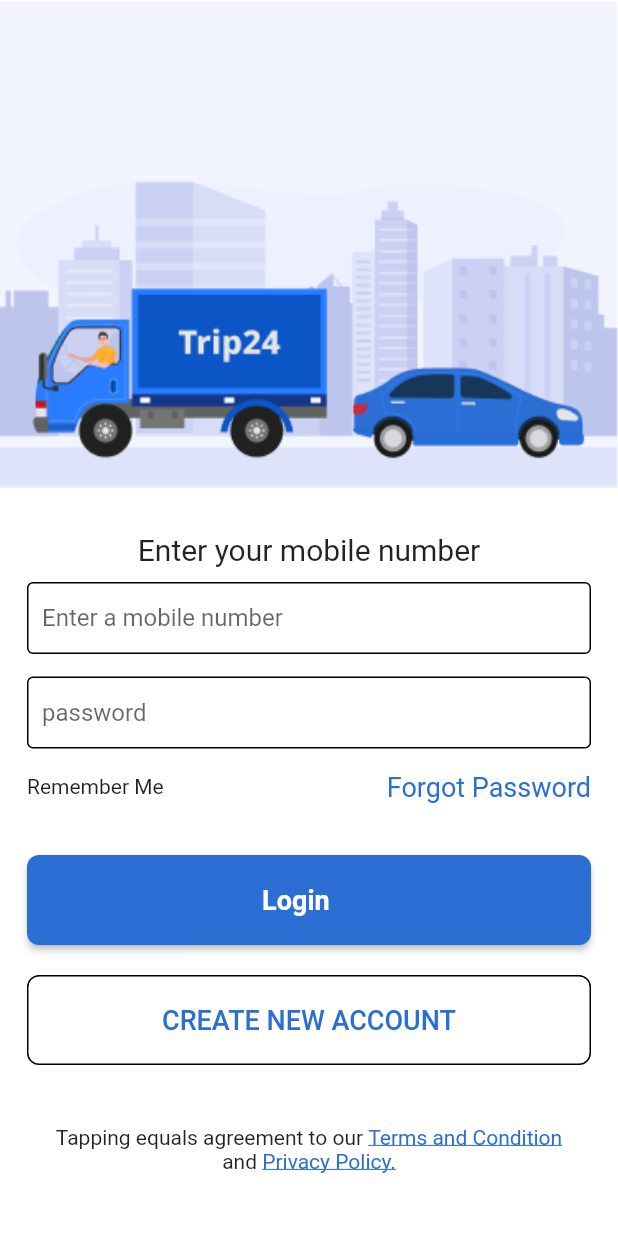
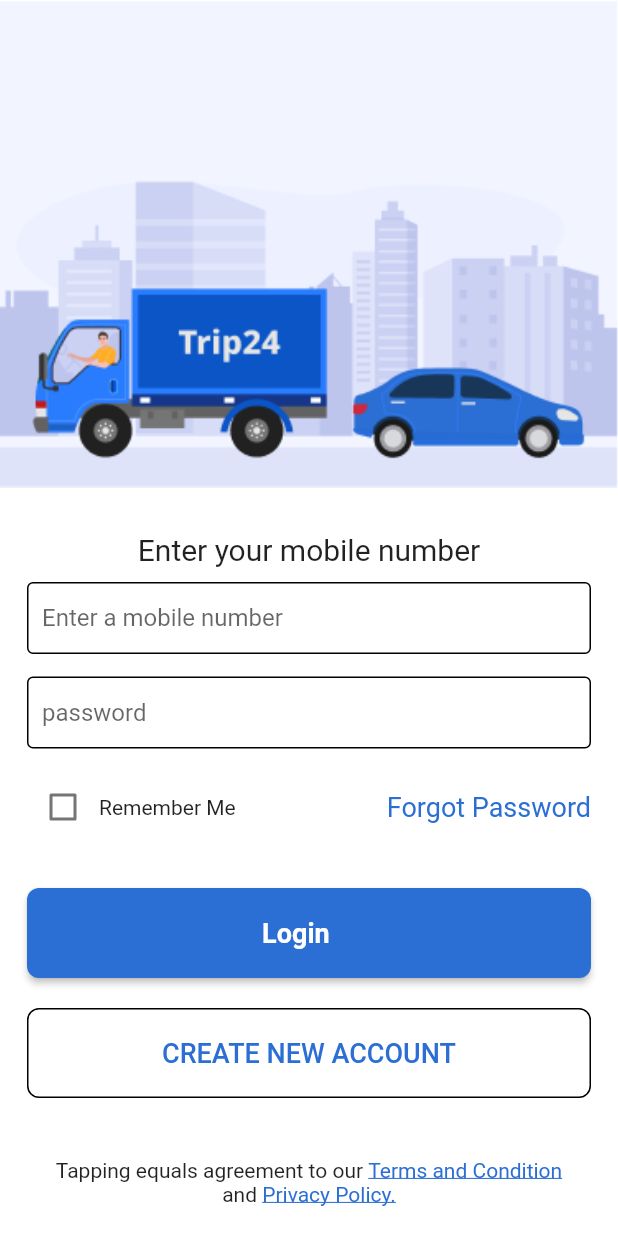
Before and after one commit to Mdasker/Driver_App, a Flutter app: the screen it shows after launch, after a tap on "Get Started", on a phone screen of 412 x 824 dp. Run offline on Flutter 3.47's test engine with Material 2 defaults, Android fonts, the phone set to English and light mode, and no system bars; our stand-ins replace flutter_svg.

Commit message:
login page update

```diff
--- a/lib/login_page.dart
+++ b/lib/login_page.dart
@@ -1,6 +1,10 @@
 import 'package:flutter/material.dart';
 
 class LoginPage extends StatelessWidget {
+  // String email;
+  // String password;
+  bool remember = false;
+  final List<String> errors = [];
   @override
   Widget build(BuildContext context) {
     return Scaffold(
@@ -17,14 +21,17 @@ class LoginPage extends StatelessWidget {
                     fit: BoxFit.cover),
               ),
             ),
+
             Padding(
               padding: const EdgeInsets.only(left: 18, right: 18, top: 30),
+
               child: Column(
                 children: [
                   Text(
-                      "Enter your mobile number",
+                    "Enter your mobile number",
                     style: TextStyle(
                       fontSize: 20,
+
                     ),
                   ),
                   SizedBox(height:10),
@@ -33,8 +40,14 @@ class LoginPage extends StatelessWidget {
                   Row(
                     mainAxisAlignment: MainAxisAlignment.spaceBetween,
                     children: <Widget>[
-                      //Checkbox(value: null, onChanged:null),
+                      Checkbox(value: remember, onChanged: (value) {
+                        // setState(() {
+                        //   remember = value;
+                        // });
+                       },
+                      ),
                       Text("Remember Me"),
+                      Spacer(),
                       Text(
                         " Forgot Password",
                         style: TextStyle(
@@ -45,7 +58,7 @@ class LoginPage extends StatelessWidget {
                     ],
                   ),
 
-                  SizedBox(height:35),
+                  SizedBox(height:30),
                   MaterialButton(
                     minWidth: double.infinity,
                     height: 60,
```
